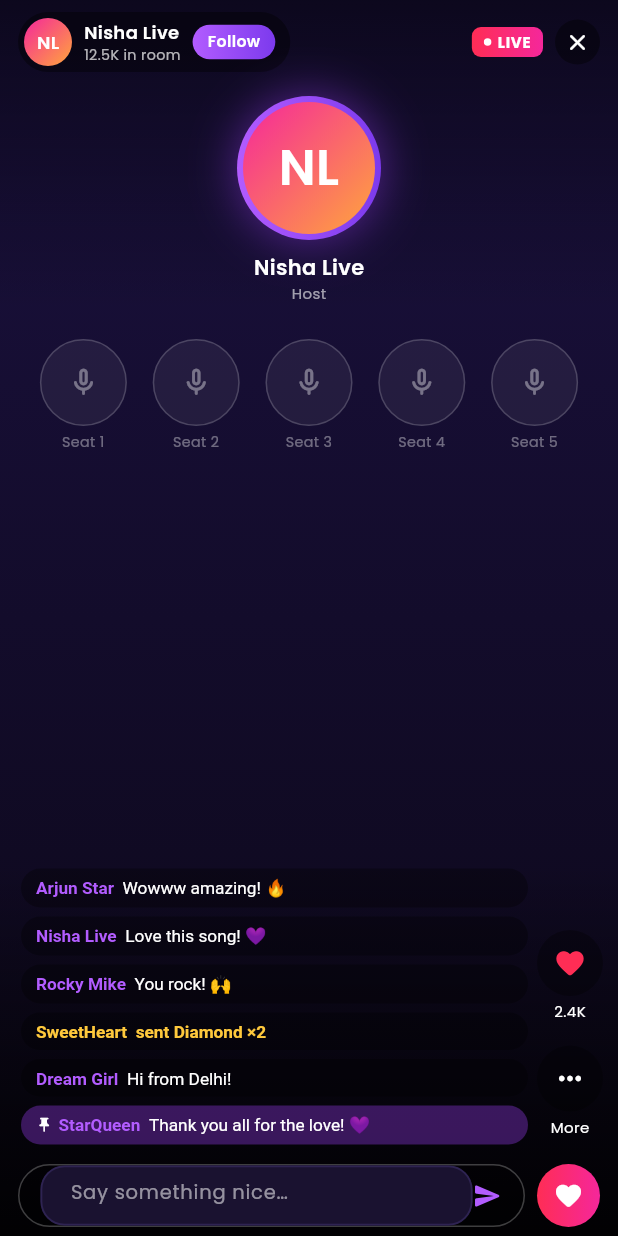
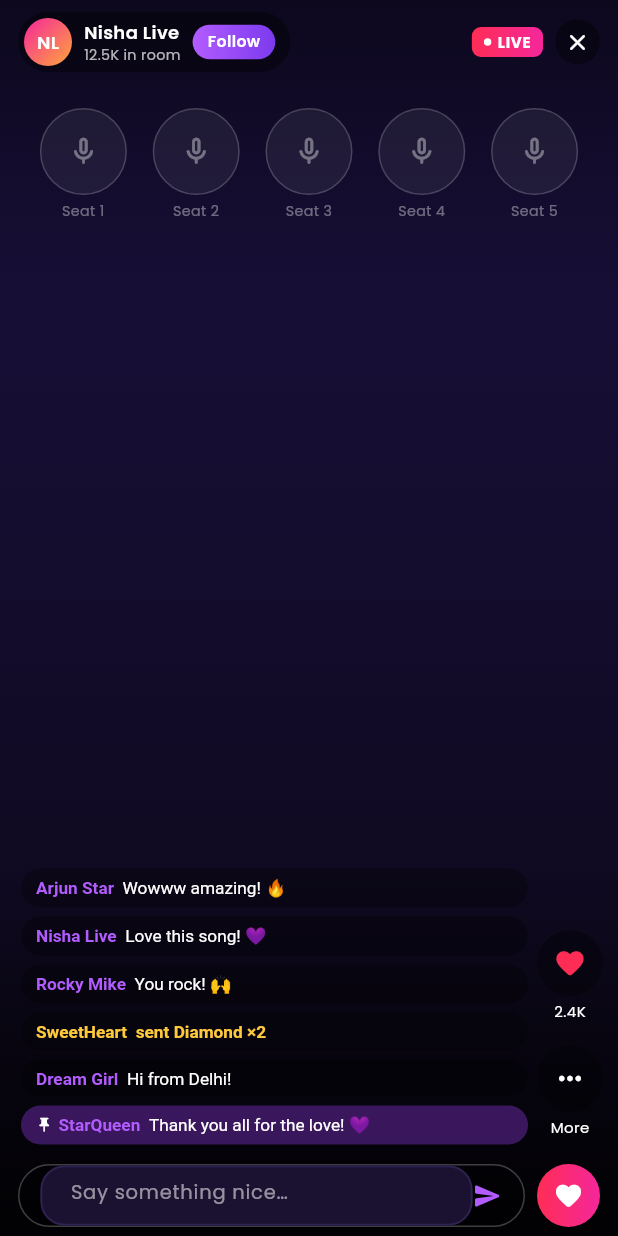
Before and after one commit to KDR9MGR/sabalive, a Flutter app: the WatchAudioRoomScreen screen opened directly with sample values from the repository, on a phone screen of 412 x 824 dp. Run offline on Flutter 3.47's test engine with Material 3 defaults, Android fonts, the phone set to English and light mode, and no system bars; our stand-ins replace google_fonts, permission_handler, shared_preferences, smooth_page_indicator, supabase_flutter, video_player; missing offline and left inert: agora_rtc_engine; accounts and stored records are empty; network calls fail.

Commit message:
Audio rooms: host sits in the numbered seat grid instead of a separate avatar
Matches the MS-Live-style layout Rey asked for: no more dedicated "Host"
avatar/label rendered above the 5-per-row grid — the host now occupies one
of the 1-25 numbered seats like any other participant (auto-claims seat 1
on going live), marked with a small gold star badge on SeatCircle so
they're still identifiable. The host can move to any other open seat via
the existing seat menu's new "Sit here" option (audio mode only — video's
CompactSeatStrip is unaffected, the host there is identified by their
camera feed, never a seat).

SeatRoom now takes hostId instead of a full AppUser host, since it no
longer renders the host's name/avatar itself — occupancy-based host
detection (occupant.id == hostId) drives the badge instead. Applied to
both the host's own broadcast screen and the viewer's watch screen so the
badge is consistent on both sides.

Reuses claim_seat unchanged — it already deletes any seat the caller
currently occupies before inserting the new one, so "move to another
seat" for the host works via the same single RPC call already proven for
viewer self-seating, no new backend logic needed.

```diff
--- a/lib/features/live/watch_audio_room_screen.dart
+++ b/lib/features/live/watch_audio_room_screen.dart
@@ -703,9 +703,11 @@ class _WatchAudioRoomScreenState extends State<WatchAudioRoomScreen>
     );
   }
 
-  /// Host avatar + the actual tappable seat grid, laid out in-flow (see the
-  /// comment in build()). Scrollable since audio rooms can have up to 25
-  /// seats — five rows would otherwise overflow on a shorter phone.
+  /// The actual tappable seat grid, laid out in-flow (see the comment in
+  /// build()). The host occupies one of these numbered seats like anyone
+  /// else now (marked with SeatCircle's host badge) rather than getting a
+  /// separate avatar above the grid. Scrollable since audio rooms can have
+  /// up to 25 seats — five rows would otherwise overflow on a shorter phone.
   Widget _seatArea() {
     final error =
         _joinError ??
@@ -729,32 +731,6 @@ class _WatchAudioRoomScreenState extends State<WatchAudioRoomScreen>
       padding: const EdgeInsets.symmetric(horizontal: 20),
       child: Column(
         children: [
-          const SizedBox(height: 16),
-          Container(
-            padding: const EdgeInsets.all(4),
-            decoration: BoxDecoration(
-              shape: BoxShape.circle,
-              gradient: AppColors.primaryGradient,
-              boxShadow: [
-                BoxShadow(
-                  color: AppColors.primary.withValues(alpha: 0.5),
-                  blurRadius: 26,
-                ),
-              ],
-            ),
-            child: AppAvatar(name: widget.stream.host.name, size: 88),
-          ),
-          const SizedBox(height: 8),
-          Text(
-            widget.stream.host.name,
-            style: const TextStyle(
-              fontFamily: 'Poppins',
-              fontWeight: FontWeight.w600,
-              fontSize: 14,
-              color: Colors.white,
-            ),
-          ),
-          const Text('Host', style: TextStyle(fontSize: 10, color: Colors.white60)),
           const SizedBox(height: 24),
           GridView.count(
             crossAxisCount: 5,
@@ -770,6 +746,7 @@ class _WatchAudioRoomScreenState extends State<WatchAudioRoomScreen>
                   occupant: _seatOccupants[i],
                   locked: _lockedSeats.contains(i),
                   muted: _mutedSeats.contains(i),
+                  isHost: _seatOccupants[i]?.id == widget.stream.host.id,
                   onTap: () => _seatTap(i),
                 ),
             ],
--- a/lib/features/live/widgets/seat_room.dart
+++ b/lib/features/live/widgets/seat_room.dart
@@ -14,6 +14,7 @@ class SeatCircle extends StatelessWidget {
     this.occupant,
     this.locked = false,
     this.muted = false,
+    this.isHost = false,
     this.size = 58,
     this.onTap,
     this.showLabel = true,
@@ -23,6 +24,11 @@ class SeatCircle extends StatelessWidget {
   final AppUser? occupant;
   final bool locked;
   final bool muted;
+  /// True when this seat's occupant is the room's host — audio rooms no
+  /// longer give the host a separate avatar above the grid; the host just
+  /// sits in one of the numbered seats like anyone else, marked with a
+  /// small badge so viewers can still tell who they are.
+  final bool isHost;
   final double size;
   final VoidCallback? onTap;
   final bool showLabel;
@@ -81,6 +87,18 @@ class SeatCircle extends StatelessWidget {
                         color: Colors.white, size: 11),
                   ),
                 ),
+              if (occupant != null && isHost)
+                Positioned(
+                  left: -2,
+                  top: -2,
+                  child: Container(
+                    padding: const EdgeInsets.all(3),
+                    decoration: const BoxDecoration(
+                        color: AppColors.gold, shape: BoxShape.circle),
+                    child: const Icon(Icons.star_rounded,
+                        color: Colors.white, size: 11),
+                  ),
+                ),
             ],
           ),
           if (showLabel) ...[
@@ -100,14 +118,15 @@ class SeatCircle extends StatelessWidget {
   }
 }
 
-/// Voice-room stage: host on top, a 5-per-row grid of guest seats below.
-/// Shared by the host's own broadcast screen (seats are editable —
-/// add/remove/lock) and the viewer's watch screen (read-only — omit
-/// onAddSeat/onRemoveSeat).
+/// Voice-room stage: a 5-per-row grid of numbered seats, one of which the
+/// host occupies like anyone else (marked with [SeatCircle]'s host badge)
+/// rather than getting a separate avatar above the grid. Shared by the
+/// host's own broadcast screen (seats are editable — add/remove/lock) and
+/// the viewer's watch screen (read-only — omit onAddSeat/onRemoveSeat).
 class SeatRoom extends StatelessWidget {
   const SeatRoom({
     super.key,
-    required this.host,
+    required this.hostId,
     this.error,
     required this.seatCount,
     required this.lockedSeats,
@@ -117,7 +136,7 @@ class SeatRoom extends StatelessWidget {
     this.occupants = const {},
     this.mutedSeats = const {},
   });
-  final AppUser host;
+  final String hostId;
   final String? error;
   final int seatCount;
   final Set<int> lockedSeats;
@@ -145,29 +164,6 @@ class SeatRoom extends StatelessWidget {
           padding: const EdgeInsets.fromLTRB(20, 90, 20, 0),
           child: Column(
             children: [
-              Container(
-                padding: const EdgeInsets.all(4),
-                decoration: BoxDecoration(
-                  shape: BoxShape.circle,
-                  gradient: AppColors.primaryGradient,
-                  boxShadow: [
-                    BoxShadow(
-                        color: AppColors.primary.withValues(alpha: 0.5),
-                        blurRadius: 26),
-                  ],
-                ),
-                child: AppAvatar(name: host.name, size: 88),
-              ),
-              const SizedBox(height: 8),
-              Text(host.name,
-                  style: const TextStyle(
-                      fontFamily: 'Poppins',
-                      fontWeight: FontWeight.w600,
-                      fontSize: 14,
-                      color: Colors.white)),
-              const Text('Host',
-                  style: TextStyle(fontSize: 10, color: Colors.white60)),
-              const SizedBox(height: 24),
               if (error != null)
                 Padding(
                   padding: const EdgeInsets.all(16),
@@ -190,6 +186,7 @@ class SeatRoom extends StatelessWidget {
                         occupant: occupants[i],
                         locked: lockedSeats.contains(i),
                         muted: mutedSeats.contains(i),
+                        isHost: occupants[i]?.id == hostId,
                         onTap: () => onSeatTap(i),
                       ),
                   ],
```
Also changed, not shown: lib/features/live/live_broadcast_screen.dart (+31 -2 lines).
